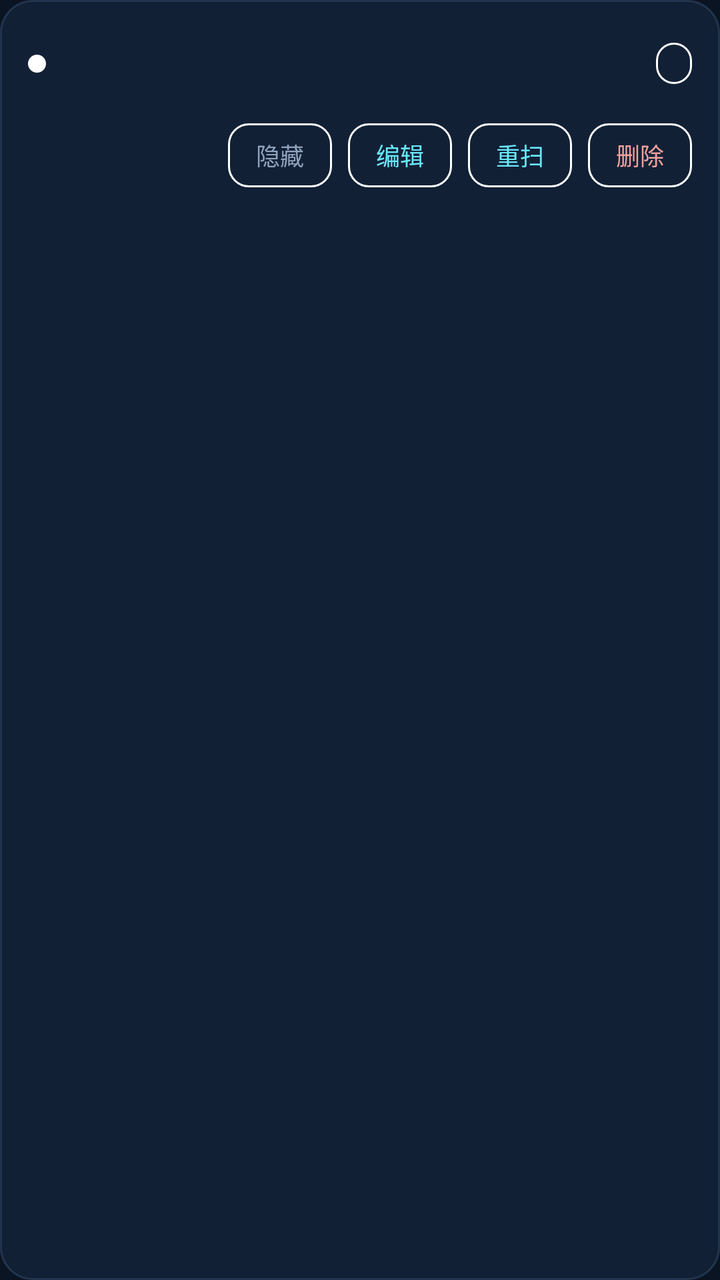
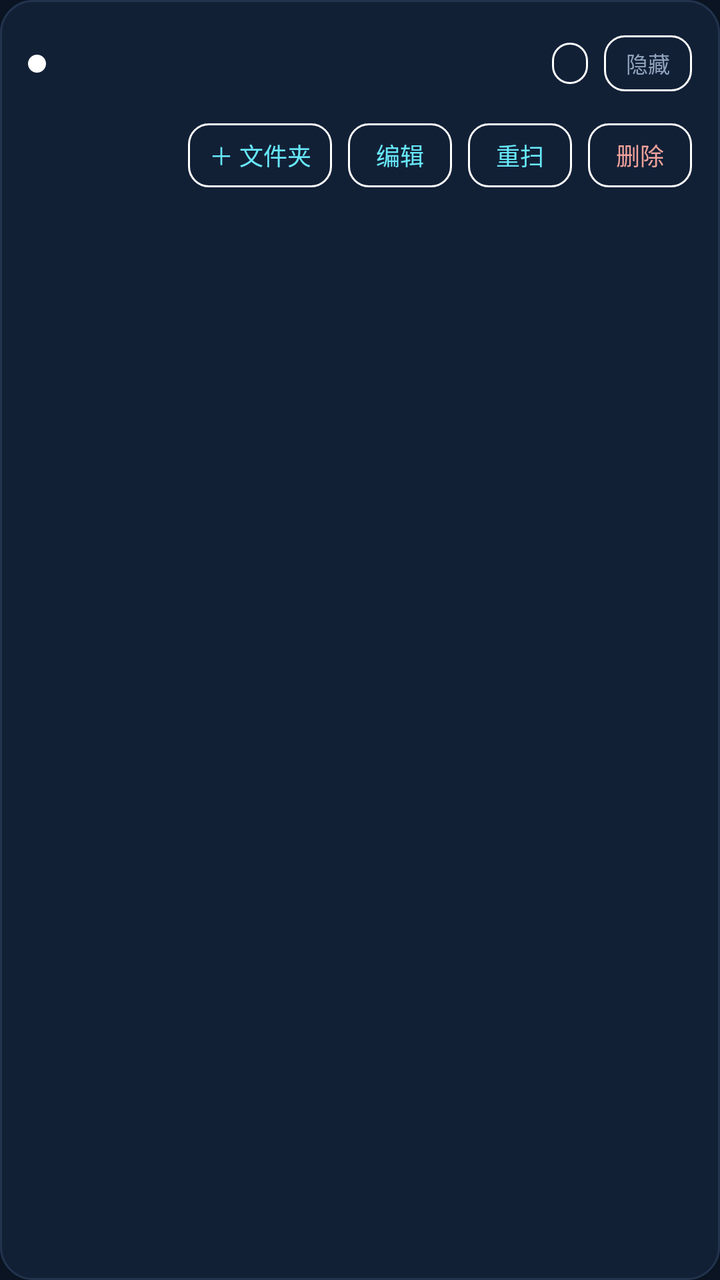

Screens rendered from an Android XML layout before and after an edit, with the pre-edit source and the edit as a unified diff.
<!-- AndroidManifest.xml: application theme Theme.GazeReel -->
<!-- res/layout/item_source.xml -->
<?xml version="1.0" encoding="utf-8"?>
<LinearLayout xmlns:android="http://schemas.android.com/apk/res/android"
    android:layout_width="match_parent"
    android:layout_height="wrap_content"
    android:layout_marginBottom="8dp"
    android:minHeight="58dp"
    android:padding="14dp"
    android:orientation="vertical"
    android:background="@drawable/bg_setup_box">

    <LinearLayout
        android:layout_width="match_parent"
        android:layout_height="wrap_content"
        android:orientation="horizontal"
        android:gravity="center_vertical">

        <View
            android:id="@+id/sourceDot"
            android:layout_width="9dp"
            android:layout_height="9dp"
            android:layout_marginEnd="12dp"
            android:background="@drawable/bg_setup_dot" />

        <LinearLayout
            android:layout_width="0dp"
            android:layout_height="wrap_content"
            android:layout_weight="1"
            android:orientation="vertical">

            <TextView
                android:id="@+id/sourceTitle"
                android:layout_width="match_parent"
                android:layout_height="wrap_content"
                android:textSize="14sp"
                android:textStyle="bold"
                android:maxLines="1"
                android:ellipsize="middle"
                android:textColor="@color/setup_text" />

            <TextView
                android:id="@+id/sourceSubtitle"
                android:layout_width="match_parent"
                android:layout_height="wrap_content"
                android:layout_marginTop="2dp"
                android:textSize="11sp"
                android:maxLines="1"
                android:ellipsize="middle"
                android:textColor="@color/setup_muted" />
        </LinearLayout>

        <TextView
            android:id="@+id/sourceChip"
            android:layout_width="wrap_content"
            android:layout_height="wrap_content"
            android:layout_marginStart="10dp"
            android:background="@drawable/bg_setup_chip"
            android:textSize="11sp"
            android:textColor="@color/setup_muted" />
    </LinearLayout>

    <LinearLayout
        android:layout_width="match_parent"
        android:layout_height="wrap_content"
        android:layout_marginTop="12dp"
        android:orientation="horizontal"
        android:gravity="end">

        <TextView
            android:id="@+id/sourceHide"
            android:layout_width="wrap_content"
            android:layout_height="wrap_content"
            android:minWidth="52dp"
            android:minHeight="32dp"
            android:gravity="center"
            android:background="@drawable/bg_setup_chip"
            android:text="@string/setup_hide"
            android:textSize="12sp"
            android:textColor="@color/setup_muted" />

        <TextView
            android:id="@+id/sourceEdit"
            android:layout_width="wrap_content"
            android:layout_height="wrap_content"
            android:layout_marginStart="8dp"
            android:minWidth="52dp"
            android:minHeight="32dp"
            android:gravity="center"
            android:background="@drawable/bg_setup_chip"
            android:text="@string/setup_edit"
            android:textSize="12sp"
            android:textColor="@color/setup_cyan" />

        <TextView
            android:id="@+id/sourceRescan"
            android:layout_width="wrap_content"
            android:layout_height="wrap_content"
            android:layout_marginStart="8dp"
            android:minWidth="52dp"
            android:minHeight="32dp"
            android:gravity="center"
            android:background="@drawable/bg_setup_chip"
            android:text="@string/setup_rescan"
            android:textSize="12sp"
            android:textColor="@color/setup_cyan" />

        <TextView
            android:id="@+id/sourceDelete"
            android:layout_width="wrap_content"
            android:layout_height="wrap_content"
            android:layout_marginStart="8dp"
            android:minWidth="52dp"
            android:minHeight="32dp"
            android:gravity="center"
            android:background="@drawable/bg_setup_chip"
            android:text="@string/setup_delete"
            android:textSize="12sp"
            android:textColor="@color/setup_err" />
    </LinearLayout>

</LinearLayout>
<!-- resources referenced by this layout -->
<resources>
  <color name="setup_cyan">#FF67E8F9</color>
  <color name="setup_err">#FFF0A29B</color>
  <color name="setup_muted">#FF8FA3BC</color>
  <color name="setup_text">#FFF2F6FB</color>
  <!-- drawable bg_setup_box (drawable) -->
  <?xml version="1.0" encoding="utf-8"?>
  <shape xmlns:android="http://schemas.android.com/apk/res/android" android:shape="rectangle">
      <solid android:color="@color/setup_card" />
      <stroke android:width="1dp" android:color="@color/setup_border" />
      <corners android:radius="16dp" />
      <padding android:left="16dp" android:top="16dp" android:right="16dp" android:bottom="16dp" />
  </shape>
  <!-- drawable bg_setup_chip (drawable) -->
  <?xml version="1.0" encoding="utf-8"?>
  <shape xmlns:android="http://schemas.android.com/apk/res/android" android:shape="rectangle">
      <solid android:color="@android:color/transparent" />
      <stroke android:width="1dp" android:color="#FFFFFFFF" />
      <corners android:radius="10dp" />
      <padding android:left="9dp" android:top="3dp" android:right="9dp" android:bottom="3dp" />
  </shape>
  <!-- drawable bg_setup_dot (drawable) -->
  <?xml version="1.0" encoding="utf-8"?>
  <shape xmlns:android="http://schemas.android.com/apk/res/android" android:shape="oval">
      <solid android:color="#FFFFFFFF" />
      <size android:width="9dp" android:height="9dp" />
  </shape>
  <string name="setup_delete">删除</string>
  <string name="setup_edit">编辑</string>
  <string name="setup_hide">隐藏</string>
  <string name="setup_rescan">重扫</string>
  <style name="Theme.GazeReel" parent="Theme.MaterialComponents.NoActionBar">
          <item name="colorPrimary">@color/brand_cyan</item>
          <item name="colorPrimaryDark">@color/setup_bg</item>
          <item name="colorAccent">@color/brand_cyan</item>
          <item name="android:colorBackground">@color/setup_bg</item>
          <item name="android:textColorPrimary">@color/setup_text</item>
          <item name="android:textColorHint">@color/setup_muted</item>
          <item name="android:windowLightStatusBar">false</item>
          <item name="android:statusBarColor">@color/setup_bg</item>
      </style>
  <color name="setup_card">#FF122036</color>
  <color name="setup_border">#FF22344D</color>
  <color name="brand_cyan">#FF67E8F9</color>
  <color name="setup_bg">#FF0B1422</color>
</resources>

<!-- the commit's change to res/layout/item_source.xml (unified diff, before → after) -->
@@ -56,6 +56,22 @@
             android:background="@drawable/bg_setup_chip"
             android:textSize="11sp"
             android:textColor="@color/setup_muted" />
+
+        
+        <TextView
+            android:id="@+id/sourceHide"
+            android:layout_width="wrap_content"
+            android:layout_height="wrap_content"
+            android:layout_marginStart="8dp"
+            android:minWidth="44dp"
+            android:minHeight="28dp"
+            android:gravity="center"
+            android:paddingStart="8dp"
+            android:paddingEnd="8dp"
+            android:background="@drawable/bg_setup_chip"
+            android:text="@string/setup_hide"
+            android:textSize="11sp"
+            android:textColor="@color/setup_muted" />
     </LinearLayout>
 
     <LinearLayout
@@ -65,17 +81,18 @@
         android:orientation="horizontal"
         android:gravity="end">
 
+        
         <TextView
-            android:id="@+id/sourceHide"
+            android:id="@+id/sourceAddFolder"
             android:layout_width="wrap_content"
             android:layout_height="wrap_content"
-            android:minWidth="52dp"
+            android:minWidth="72dp"
             android:minHeight="32dp"
             android:gravity="center"
             android:background="@drawable/bg_setup_chip"
-            android:text="@string/setup_hide"
+            android:text="@string/setup_add_folder"
             android:textSize="12sp"
-            android:textColor="@color/setup_muted" />
+            android:textColor="@color/setup_cyan" />
 
         <TextView
             android:id="@+id/sourceEdit"
<!-- resource entries referenced after the edit -->
@@ -26,6 +26,7 @@
       <solid android:color="#FFFFFFFF" />
       <size android:width="9dp" android:height="9dp" />
   </shape>
+  <string name="setup_add_folder">＋ 文件夹</string>
   <string name="setup_delete">删除</string>
   <string name="setup_edit">编辑</string>
   <string name="setup_hide">隐藏</string>
